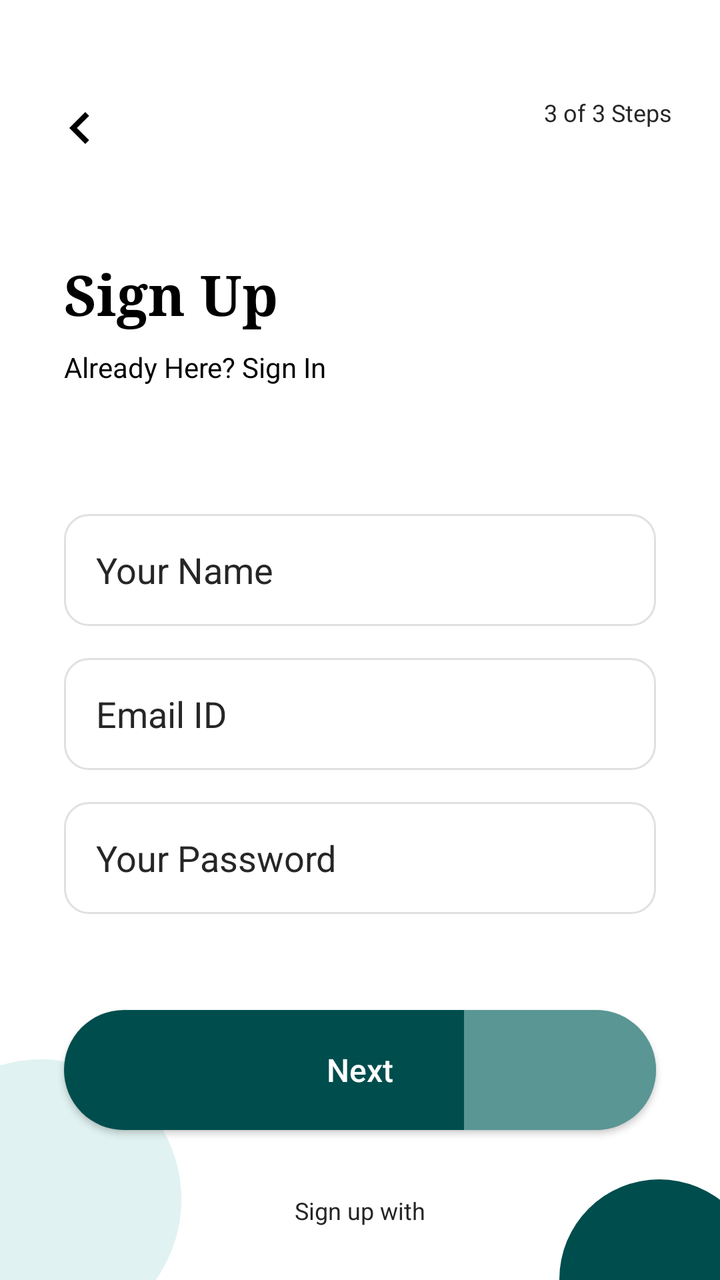
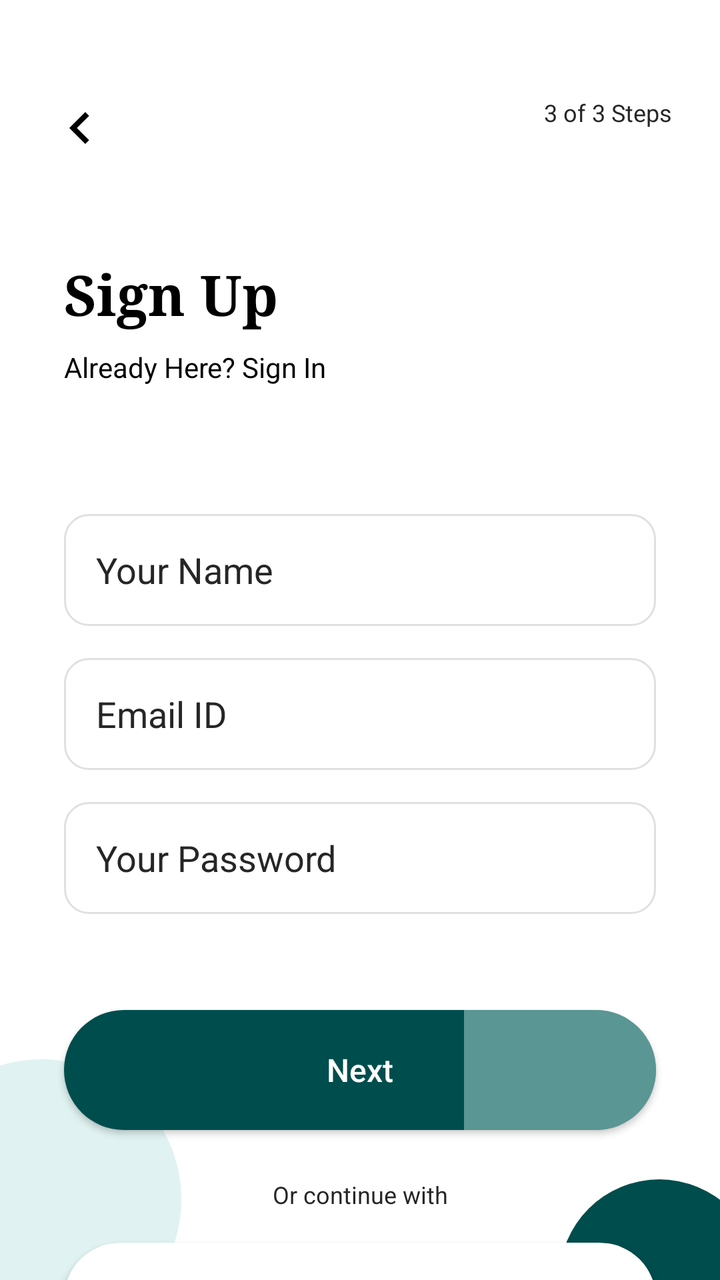

Two renders of the same Android screen: before a commit and after it. Below are the layout's source before the change and the commit's diff.
<!-- AndroidManifest.xml: application theme Theme.SmartHome -->
<!-- res/layout/activity_sign_up.xml -->
<?xml version="1.0" encoding="utf-8"?>

<androidx.constraintlayout.widget.ConstraintLayout xmlns:android="http://schemas.android.com/apk/res/android"
    xmlns:app="http://schemas.android.com/apk/res-auto"
    android:layout_width="match_parent"
    android:layout_height="match_parent"
    android:background="@color/white"
    android:clipChildren="false">

    
    <View
        android:layout_width="140dp"
        android:layout_height="140dp"
        android:layout_marginStart="-50dp"
        android:layout_marginBottom="-30dp"
        android:background="@drawable/blob_top_left"
        app:layout_constraintBottom_toBottomOf="parent"
        app:layout_constraintStart_toStartOf="parent" />

    <View
        android:layout_width="100dp"
        android:layout_height="100dp"
        android:layout_marginEnd="-20dp"
        android:layout_marginBottom="-50dp"
        android:background="@drawable/blob_dark_teal"
        app:layout_constraintBottom_toBottomOf="parent"
        app:layout_constraintEnd_toEndOf="parent" />

    
    <ImageView
        android:id="@+id/iv_back"
        android:layout_width="32dp"
        android:layout_height="32dp"
        android:layout_marginStart="24dp"
        android:layout_marginTop="48dp"
        android:src="@drawable/ic_arrow_back"
        app:layout_constraintStart_toStartOf="parent"
        app:layout_constraintTop_toTopOf="parent"
        app:tint="@color/black" />

    <TextView
        android:layout_width="wrap_content"
        android:layout_height="wrap_content"
        android:layout_marginEnd="24dp"
        android:layout_marginTop="48dp"
        android:text="3 of 3 Steps"
        android:textColor="@color/gray_text"
        android:textSize="12sp"
        app:layout_constraintEnd_toEndOf="parent"
        app:layout_constraintTop_toTopOf="parent" />

    <TextView
        android:id="@+id/tv_sign_up_title"
        android:layout_width="wrap_content"
        android:layout_height="wrap_content"
        android:layout_marginStart="32dp"
        android:layout_marginTop="48dp"
        android:fontFamily="serif"
        android:text="Sign Up"
        android:textColor="@color/black"
        android:textSize="28sp"
        android:textStyle="bold"
        app:layout_constraintStart_toStartOf="parent"
        app:layout_constraintTop_toBottomOf="@id/iv_back" />

    <TextView
        android:id="@+id/tv_sign_in_link"
        android:layout_width="wrap_content"
        android:layout_height="wrap_content"
        android:layout_marginStart="32dp"
        android:layout_marginTop="8dp"
        android:text="Already Here? Sign In"
        android:textColor="@color/black"
        android:textSize="14sp"
        app:layout_constraintStart_toStartOf="parent"
        app:layout_constraintTop_toBottomOf="@id/tv_sign_up_title" />

    <EditText
        android:id="@+id/et_name"
        android:layout_width="match_parent"
        android:layout_height="56dp"
        android:layout_marginHorizontal="32dp"
        android:layout_marginTop="64dp"
        android:background="@drawable/bg_edittext"
        android:hint="Your Name"
        android:inputType="textPersonName"
        android:paddingHorizontal="16dp"
        android:textColorHint="@color/gray_text"
        app:layout_constraintTop_toBottomOf="@+id/tv_sign_in_link" />

    <EditText
        android:id="@+id/et_email"
        android:layout_width="match_parent"
        android:layout_height="56dp"
        android:layout_marginHorizontal="32dp"
        android:layout_marginTop="16dp"
        android:background="@drawable/bg_edittext"
        android:hint="Email ID"
        android:inputType="textEmailAddress"
        android:paddingHorizontal="16dp"
        android:textColorHint="@color/gray_text"
        app:layout_constraintTop_toBottomOf="@+id/et_name" />

    <EditText
        android:id="@+id/et_password"
        android:layout_width="match_parent"
        android:layout_height="56dp"
        android:layout_marginHorizontal="32dp"
        android:layout_marginTop="16dp"
        android:background="@drawable/bg_edittext"
        android:hint="Your Password"
        android:inputType="textPassword"
        android:paddingHorizontal="16dp"
        android:textColorHint="@color/gray_text"
        app:layout_constraintTop_toBottomOf="@+id/et_email" />

    <androidx.appcompat.widget.AppCompatButton
        android:id="@+id/btn_next_signup"
        android:layout_width="match_parent"
        android:layout_height="60dp"
        android:layout_marginHorizontal="32dp"
        android:layout_marginTop="48dp"
        android:background="@drawable/bg_pill_button"
        android:text="Next"
        android:textAllCaps="false"
        android:textColor="@color/white"
        android:textSize="16sp"
        app:layout_constraintTop_toBottomOf="@+id/et_password" />

    <TextView
        android:id="@+id/tv_social_text"
        android:layout_width="wrap_content"
        android:layout_height="wrap_content"
        android:layout_marginTop="32dp"
        android:text="Sign up with"
        android:textColor="@color/gray_text"
        android:textSize="12sp"
        app:layout_constraintEnd_toEndOf="parent"
        app:layout_constraintStart_toStartOf="parent"
        app:layout_constraintTop_toBottomOf="@+id/btn_next_signup" />

    <LinearLayout
        android:layout_width="wrap_content"
        android:layout_height="wrap_content"
        android:layout_marginTop="16dp"
        android:orientation="horizontal"
        app:layout_constraintEnd_toEndOf="parent"
        app:layout_constraintStart_toStartOf="parent"
        app:layout_constraintTop_toBottomOf="@+id/tv_social_text">

        <ImageView
            android:layout_width="32dp"
            android:layout_height="32dp"
            android:layout_marginHorizontal="12dp"
            android:src="@drawable/ic_launcher_foreground"
            app:tint="@color/black" />

        <ImageView
            android:layout_width="32dp"
            android:layout_height="32dp"
            android:layout_marginHorizontal="12dp"
            android:src="@drawable/ic_launcher_foreground"
            app:tint="@color/black" />

        <ImageView
            android:layout_width="32dp"
            android:layout_height="32dp"
            android:layout_marginHorizontal="12dp"
            android:src="@drawable/ic_launcher_foreground"
            app:tint="@color/black" />
    </LinearLayout>

</androidx.constraintlayout.widget.ConstraintLayout>
<!-- resources referenced by this layout -->
<resources>
  <color name="black">#000000</color>
  <color name="gray_text">#262626</color>
  <color name="white">#FFFFFF</color>
  <!-- drawable bg_edittext (drawable) -->
  <?xml version="1.0" encoding="utf-8"?>
  
  <shape xmlns:android="http://schemas.android.com/apk/res/android">
      <stroke android:width="1dp" android:color="@color/light_gray" />
      <corners android:radius="12dp" />
      <solid android:color="@color/white" />
  </shape>
  <!-- drawable bg_pill_button (drawable) -->
  <?xml version="1.0" encoding="utf-8"?>
  
  <layer-list xmlns:android="http://schemas.android.com/apk/res/android">
      <item>
          <shape android:shape="rectangle">
              <solid android:color="#004D4D" />
              <corners android:radius="30dp" />
          </shape>
      </item>
      <item android:right="0dp" android:left="200dp">
          <shape android:shape="rectangle">
              <solid android:color="#80B2DFDB" />
              <corners android:topRightRadius="30dp" android:bottomRightRadius="30dp" />
          </shape>
      </item>
  </layer-list>
  <!-- drawable blob_dark_teal (drawable) -->
  <?xml version="1.0" encoding="utf-8"?>
  
  <shape xmlns:android="http://schemas.android.com/apk/res/android"
      android:shape="oval">
      <solid android:color="#004D4D" />
  </shape>
  <!-- drawable blob_top_left (drawable) -->
  <?xml version="1.0" encoding="utf-8"?>
  
  <shape xmlns:android="http://schemas.android.com/apk/res/android"
      android:shape="oval">
      <solid android:color="#E0F2F1" />
  </shape>
  <!-- drawable ic_arrow_back (drawable) -->
  <vector xmlns:android="http://schemas.android.com/apk/res/android"
      android:width="24dp"
      android:height="24dp"
      android:viewportWidth="24"
      android:viewportHeight="24">
    <path
        android:pathData="M15.41,16.59L10.83,12L15.41,7.41L14,6L8,12L14,18L15.41,16.59Z"
        android:fillColor="#000000"/>
  </vector>
  <style name="Theme.SmartHome" parent="Base.Theme.SmartHome" />
  <color name="light_gray">#E0E0E0</color>
  <style name="Base.Theme.SmartHome" parent="Theme.MaterialComponents.Light.NoActionBar">
          
          <item name="android:colorBackground">@color/background_light</item>
          <item name="android:windowLightStatusBar">true</item>
          <item name="android:statusBarColor">@color/white</item>
      </style>
  <color name="background_light">#F5F7F7</color>
  <!-- unchanged entries left out for length: 1 -->
</resources>

<!-- the commit's change to res/layout/activity_sign_up.xml (unified diff, before → after) -->
@@ -131,43 +131,50 @@
         android:id="@+id/tv_social_text"
         android:layout_width="wrap_content"
         android:layout_height="wrap_content"
-        android:layout_marginTop="32dp"
-        android:text="Sign up with"
+        android:layout_marginTop="24dp"
+        android:text="Or continue with"
         android:textColor="@color/gray_text"
         android:textSize="12sp"
         app:layout_constraintEnd_toEndOf="parent"
         app:layout_constraintStart_toStartOf="parent"
         app:layout_constraintTop_toBottomOf="@+id/btn_next_signup" />
 
-    <LinearLayout
-        android:layout_width="wrap_content"
-        android:layout_height="wrap_content"
+    
+    <androidx.cardview.widget.CardView
+        android:id="@+id/btn_google_signup"
+        android:layout_width="match_parent"
+        android:layout_height="56dp"
+        android:layout_marginHorizontal="32dp"
         android:layout_marginTop="16dp"
-        android:orientation="horizontal"
-        app:layout_constraintEnd_toEndOf="parent"
-        app:layout_constraintStart_toStartOf="parent"
-        app:layout_constraintTop_toBottomOf="@+id/tv_social_text">
+        app:cardCornerRadius="28dp"
+        app:cardElevation="2dp"
+        android:clickable="true"
+        android:focusable="true"
+        android:foreground="?attr/selectableItemBackground"
+        app:layout_constraintTop_toBottomOf="@id/tv_social_text">
 
-        <ImageView
-            android:layout_width="32dp"
-            android:layout_height="32dp"
-            android:layout_marginHorizontal="12dp"
-            android:src="@drawable/ic_launcher_foreground"
-            app:tint="@color/black" />
+        <LinearLayout
+            android:layout_width="wrap_content"
+            android:layout_height="match_parent"
+            android:layout_gravity="center"
+            android:gravity="center"
+            android:orientation="horizontal">
 
-        <ImageView
-            android:layout_width="32dp"
-            android:layout_height="32dp"
-            android:layout_marginHorizontal="12dp"
-            android:src="@drawable/ic_launcher_foreground"
-            app:tint="@color/black" />
+            <ImageView
+                android:layout_width="24dp"
+                android:layout_height="24dp"
+                android:src="@drawable/ic_launcher_foreground"
+                app:tint="@color/primary_teal" />
 
-        <ImageView
-            android:layout_width="32dp"
-            android:layout_height="32dp"
-            android:layout_marginHorizontal="12dp"
-            android:src="@drawable/ic_launcher_foreground"
-            app:tint="@color/black" />
-    </LinearLayout>
+            <TextView
+                android:layout_width="wrap_content"
+                android:layout_height="wrap_content"
+                android:layout_marginStart="12dp"
+                android:text="Sign in with Google"
+                android:textColor="@color/black"
+                android:textStyle="bold"
+                android:textSize="14sp" />
+        </LinearLayout>
+    </androidx.cardview.widget.CardView>
 
 </androidx.constraintlayout.widget.ConstraintLayout>
<!-- resource entries referenced after the edit -->
@@ -2,6 +2,7 @@
 <resources>
   <color name="black">#000000</color>
   <color name="gray_text">#262626</color>
+  <color name="primary_teal">#004D4D</color>
   <color name="white">#FFFFFF</color>
   <!-- drawable bg_edittext (drawable) -->
   <?xml version="1.0" encoding="utf-8"?>
